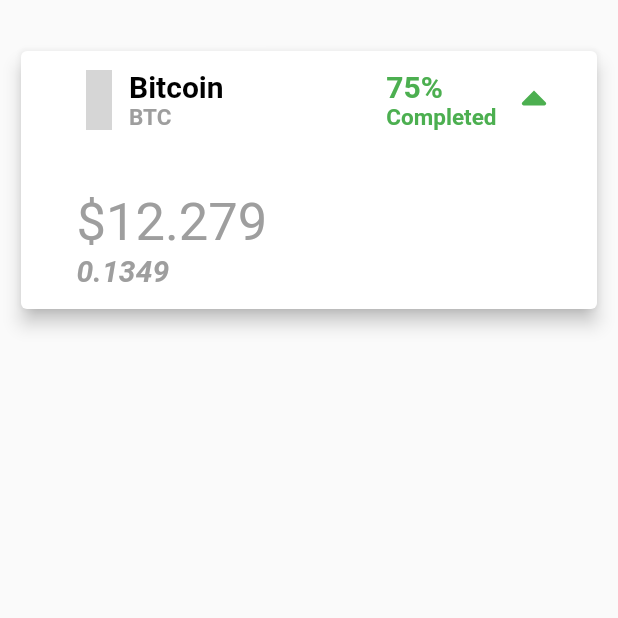
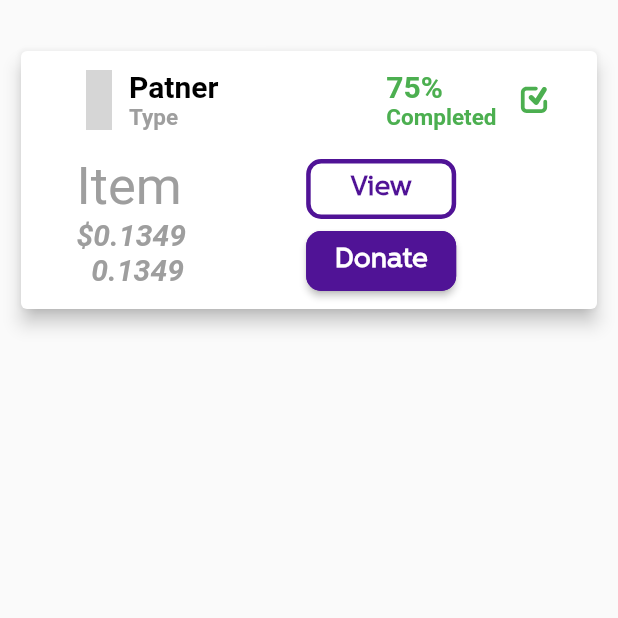
Before and after one commit to YasinGujjar/hunger_bye, a Flutter app: the screen it shows after launch, on a phone screen of 412 x 824 dp, the top half of it. Run offline on Flutter 3.47's test engine with Material 2 defaults, Android fonts, the phone set to English and light mode, and no system bars; our stand-ins replace line_awesome_icons, typicons_flutter; missing offline and left inert: crypto_font_icons; grey boxes are pictures that could not be loaded.

Commit message:
request Card Sample complete

```diff
--- a/lib/screens/requests.dart
+++ b/lib/screens/requests.dart
@@ -43,7 +43,12 @@ class RequestCard extends StatelessWidget {
                                     ],
                                   ),
                                   Row(
-                                    children: <Widget>[cryptoAmount(),],
+                                 //   mainAxisAlignment: MainAxisAlignment.spaceBetween,
+                                   // crossAxisAlignment: CrossAxisAlignment.start,
+                                    children: <Widget>[
+                                      cryptoAmount(),
+                                      buttons(),
+                                    ],
                                   )
                                 ],
                               ))
@@ -72,12 +77,12 @@ class RequestCard extends StatelessWidget {
       alignment: Alignment.centerLeft,
       child: RichText(
         text: TextSpan(
-          text: 'Bitcoin',
+          text: 'Patner',
           style: TextStyle(
               fontWeight: FontWeight.bold, color: Colors.black, fontSize: 20),
           children: <TextSpan>[
             TextSpan(
-                text: '\nBTC',
+                text: '\nType',
                 style: TextStyle(
                     color: Colors.grey,
                     fontSize: 15,
@@ -111,7 +116,7 @@ class RequestCard extends StatelessWidget {
     return Align(
         alignment: Alignment.topRight,
         child: Icon(
-          Typicons.arrow_sorted_up,
+          Typicons.input_checked,
           color: Colors.green,
           size: 30,
         ));
@@ -121,24 +126,37 @@ class RequestCard extends StatelessWidget {
       alignment: Alignment.centerLeft,
       child: Padding(
         padding: const EdgeInsets.only(left: 20.0),
-        child: Row(
+        child: Column(
+
           children: <Widget>[
+           SizedBox(height: 10,),
+
             RichText(
               textAlign: TextAlign.left,
+
               text: TextSpan(
-                text: '\n\$12.279',
+                text: 'Item',
                 style: TextStyle(
                   color: Colors.grey,
                   fontSize: 35,
                 ),
                 children: <TextSpan>[
                   TextSpan(
-                      text: '\n0.1349',
+                      text: '\n\$0.1349',
                       style: TextStyle(
                           color: Colors.grey,
                           fontStyle: FontStyle.italic,
                           fontSize: 20,
                           fontWeight: FontWeight.bold)),
+                  TextSpan(
+                      text: '\n  0.1349',
+                      style: TextStyle(
+                          color: Colors.grey,
+                          fontStyle: FontStyle.italic,
+                          fontSize: 20,
+                          fontWeight: FontWeight.bold)),
+
+
                 ],
               ),
             ),
@@ -147,4 +165,102 @@ class RequestCard extends StatelessWidget {
       ),
     );
   }
+
+  Widget buttons(){
+    return Align(
+      alignment: Alignment.centerRight,
+      child: Padding(
+        padding: const EdgeInsets.only(left:80.0,top: 15),
+        child: Column(
+          children: <Widget>[
+            MaterialButton(
+              minWidth: 100,
+              height: 40,
+              shape: RoundedRectangleBorder(
+                  borderRadius: BorderRadius.circular(10),
+                  side: BorderSide(
+                      color: Color(0xff501396),
+                      width: 3
+                  )
+              ),
+              onPressed: (){
+
+              },
+              child: Row(
+                crossAxisAlignment: CrossAxisAlignment.center,
+                mainAxisAlignment: MainAxisAlignment.spaceEvenly,
+                children: <Widget>[
+                  Text(
+                    "View",
+                    style: TextStyle(
+                        color: Color(0xff501396),
+                        fontFamily: "CentraleSansRegular",
+                        fontSize: 18,
+                        fontWeight: FontWeight.bold
+                    ),
+                  ),
+                ],
+              ),
+            ),
+            MaterialButton(
+              minWidth: 100,
+              height: 40,
+              color: Color(0xff501396),
+              shape: RoundedRectangleBorder(
+                  borderRadius: BorderRadius.circular(10),
+                  side: BorderSide(
+                      color: Color(0xff501396),
+                      width: 3
+                  )
+              ),
+              onPressed: (){
+
+              },
+              child: Row(
+                crossAxisAlignment: CrossAxisAlignment.center,
+                mainAxisAlignment: MainAxisAlignment.spaceEvenly,
+                children: <Widget>[
+                  Text(
+                    "Donate",
+                    style: TextStyle(
+                        color: Colors.white,
+                        fontFamily: "CentraleSansRegular",
+                        fontSize: 18,
+                        fontWeight: FontWeight.bold
+                    ),
+                  ),
+                ],
+              ),
+            ),
+
+//            Container(
+//              width: 80,
+//              height: 40,
+//              decoration: BoxDecoration(
+//                gradient: LinearGradient(
+//                  colors: [
+//                    Color(0xff471a91),
+//                    Color(0xff3cabff)
+//                  ],
+//                ),
+//              ),
+//              child: Center(
+//                child: Text(
+//                  "Donate",
+//                  style: TextStyle(
+//                      color: Colors.white,
+//                      fontFamily: "CentraleSansRegular",
+//                      fontSize: 18,
+//                      fontWeight: FontWeight.bold
+//                  ),
+//                ),
+//              ),
+//            ),
+
+
+          ],
+        ),
+      ),
+    );
+  }
 }
```
